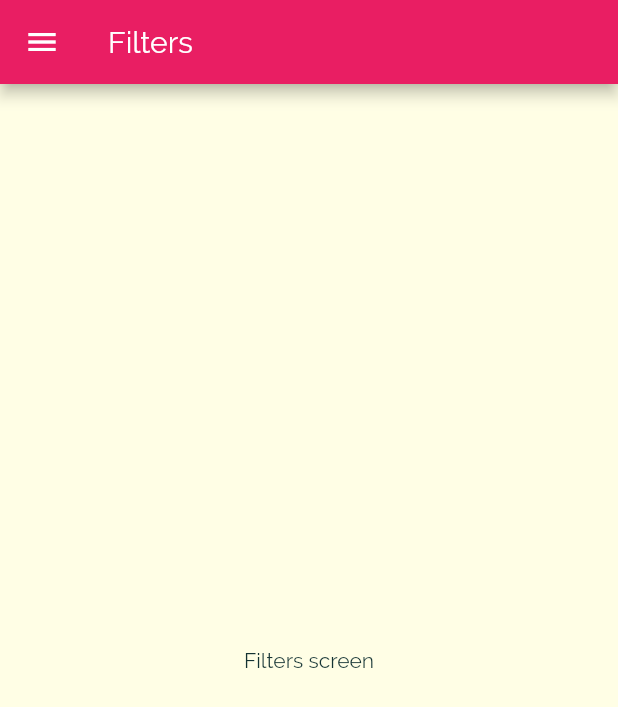
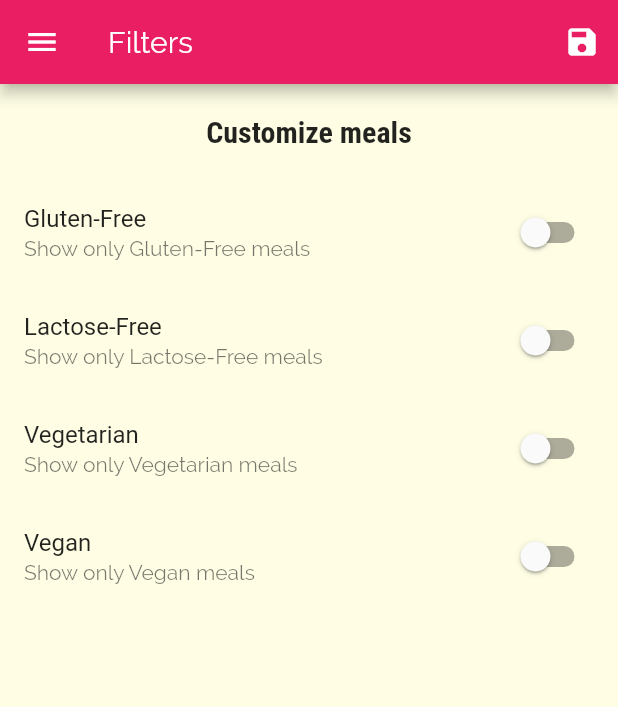
Before and after one commit to axe76/Flutter-Trials, a Flutter app: the FiltersScreen screen opened by its route, on a phone screen of 412 x 824 dp. Shown: the top 707 px of the screen. Run offline on Flutter 3.47's test engine with Material 2 defaults, Android fonts, the phone set to English and light mode, and no system bars.

Commit message:
Added Favourites and filtering

```diff
--- a/meals_app/lib/main.dart
+++ b/meals_app/lib/main.dart
@@ -1,5 +1,7 @@
 import 'package:flutter/material.dart';
 
+import './dummy_data.dart';
+import './models/meal.dart';
 import './screens/filters_screen.dart';
 import './screens/tabs_screen.dart';
 import './screens/meal_detail_screen.dart';
@@ -10,7 +12,63 @@ void main() {
   runApp(MyApp());
 }
 
-class MyApp extends StatelessWidget {
+class MyApp extends StatefulWidget {
+  @override
+  _MyAppState createState() => _MyAppState();
+}
+
+class _MyAppState extends State<MyApp> {
+  Map<String,bool> _filters = {
+    'glutenFree':false,
+    'lactoseFree':false,
+    'vegetarian':false,
+    'vegan':false
+  };
+
+  List<Meal> _availableMeals = DUMMY_MEALS;
+  List<Meal> _favouriteMeals = [];
+
+  void _setFilters(Map<String,bool> newFilters){
+    setState(() {
+      _filters = newFilters;
+
+      _availableMeals = DUMMY_MEALS.where(
+        (meal) {
+          if(_filters['glutenFree'] && !meal.isGlutenFree){
+            return false;
+          }
+          if(_filters['lactoseFree'] && !meal.isLactoseFree){
+            return false;
+          }
+          if(_filters['vegetarian'] && !meal.isVegetarian){
+            return false;
+          }
+          if(_filters['vegan'] && !meal.isVegan){
+            return false;
+          }
+          return true;
+        }
+        ).toList();
+    });
+  }
+
+  void _toggleFavourite(String mealId){
+    final existingIndex = _favouriteMeals.indexWhere((meal) => meal.id==mealId);
+    if(existingIndex>=0){
+      setState(() {
+        _favouriteMeals.removeAt(existingIndex);
+      });
+    }else{
+      setState(() {
+        _favouriteMeals.add(DUMMY_MEALS.firstWhere((meal) => meal.id==mealId));
+      });
+    }
+  }
+
+  bool _isMealFavourite(String mealId){
+    return _favouriteMeals.any((meal) => meal.id == mealId);
+  }
+
   @override
   Widget build(BuildContext context) {
     return MaterialApp(
@@ -37,16 +95,16 @@ class MyApp extends StatelessWidget {
       ),
       //home: TabsScreen(),
       routes: {
-        '/': (ctx) => TabsScreen(),//default home
-        CategoryMeals.routeName: (ctx) => CategoryMeals(),
-        MealDetail.routeName: (ctx) => MealDetail(),
-        FiltersScreen.routeName: (ctx)=>FiltersScreen(),
+        '/': (ctx) => TabsScreen(_favouriteMeals),//default home
+        CategoryMeals.routeName: (ctx) => CategoryMeals(_availableMeals),
+        MealDetail.routeName: (ctx) => MealDetail(_isMealFavourite,_toggleFavourite),
+        FiltersScreen.routeName: (ctx)=>FiltersScreen(_filters,_setFilters),
       },
       onGenerateRoute: (settings){//in case a route that hasnt been registered is accessed
-        return MaterialPageRoute(builder: (ctx)=>CategoryMeals());
+        return MaterialPageRoute(builder: (ctx)=>CategoryMeals(_availableMeals));
       },
       onUnknownRoute: (settings){//LAST CASE SCENARIO IF FLUTTER doesnt have a page to build
-        return MaterialPageRoute(builder: (ctx)=>CategoryMeals());
+        return MaterialPageRoute(builder: (ctx)=>CategoryMeals(_availableMeals));
       },
     );
   }
--- a/meals_app/lib/screens/filters_screen.dart
+++ b/meals_app/lib/screens/filters_screen.dart
@@ -2,18 +2,118 @@ import 'package:flutter/material.dart';
 
 import '../widgets/main_drawer.dart';
 
-class FiltersScreen extends StatelessWidget {
+class FiltersScreen extends StatefulWidget {
   static const routeName = '/filters-screen';
 
+  final Function saveFilters;
+
+  final Map<String,bool> currentFilters;
+
+  FiltersScreen(this.currentFilters,this.saveFilters);
+
+  @override
+  _FiltersScreenState createState() => _FiltersScreenState();
+}
+
+class _FiltersScreenState extends State<FiltersScreen> {
+  bool _glutenFree = false;
+  bool _lactoseFree = false;
+  bool _vegetarian = false;
+  bool _vegan = false;
+
+  @override
+  initState(){
+    _glutenFree = widget.currentFilters['glutenFree'];
+    _lactoseFree = widget.currentFilters['lactoseFree'];
+    _vegetarian = widget.currentFilters['vegetarian'];
+    _vegan = widget.currentFilters['vegan'];
+    super.initState();
+
+  }
+
+  Widget _buildSwitchListTile(String title, String description, bool currentVal, Function onChange){
+    return SwitchListTile(
+                  title: Text(title),
+                  subtitle: Text(description),
+                  value: currentVal,
+                  onChanged: onChange);
+  }
 
   @override
   Widget build(BuildContext context) {
     return Scaffold(
-      appBar: AppBar(title: Text('Filters'),),
+      appBar: AppBar(
+        title: Text('Filters'),
+        actions: [
+          IconButton(
+            icon: Icon(Icons.save),
+            onPressed: (){
+              Map<String,bool> newFilters = {
+                'glutenFree':_glutenFree,
+                'lactoseFree':_lactoseFree,
+                'vegetarian':_vegetarian,
+                'vegan':_vegan
+              };
+              widget.saveFilters(newFilters);
+            },
+            )
+        ],
+        ),
       drawer: MainDrawer(),
-      body:Center(
-      child: Text('Filters screen'),
-    )
-  );
+      body:Column(
+        children:[
+          Container(
+            padding: EdgeInsets.all(20),
+            child: Text('Customize meals',style: Theme.of(context).textTheme.title,)
+          ),
+          Expanded(
+            child: ListView(
+              children: [
+                _buildSwitchListTile(
+                  'Gluten-Free',
+                  'Show only Gluten-Free meals',
+                  _glutenFree,
+                  (newVal){
+                    setState(() {
+                      _glutenFree = newVal;
+                    });
+                  }
+                ),
+                _buildSwitchListTile(
+                  'Lactose-Free',
+                  'Show only Lactose-Free meals',
+                  _lactoseFree,
+                  (newVal){
+                    setState(() {
+                      _lactoseFree = newVal;
+                    });
+                  }
+                ),
+                _buildSwitchListTile(
+                  'Vegetarian',
+                  'Show only Vegetarian meals',
+                  _vegetarian,
+                  (newVal){
+                    setState(() {
+                      _vegetarian= newVal;
+                    });
+                  }
+                ),
+                _buildSwitchListTile(
+                  'Vegan',
+                  'Show only Vegan meals',
+                  _vegan,
+                  (newVal){
+                    setState(() {
+                      _vegan = newVal;
+                    });
+                  }
+                ),
+              ],
+            )
+          )
+        ]
+      ),
+    );
   }
 }
--- a/meals_app/lib/widgets/meal_item.dart
+++ b/meals_app/lib/widgets/meal_item.dart
@@ -10,7 +10,6 @@ class MealItem extends StatelessWidget {
   final int duration;
   final Complexity complexity;
   final Affordability affordability;
-  final Function removeItem;
 
   String get complexityText{
     switch(complexity){
@@ -50,8 +49,7 @@ class MealItem extends StatelessWidget {
     @required this.affordability,
     @required this.imgUrl,
     @required this.complexity,
-    @required this.duration,
-    @required this.removeItem});
+    @required this.duration,});
 
   void selectMeal(BuildContext ctx){
     Navigator.of(ctx).pushNamed(
@@ -59,7 +57,7 @@ class MealItem extends StatelessWidget {
       arguments: id
       ).then((id){
         if(id!=null){
-          removeItem(id);
+          //removeItem(id);
         }
       });
     //then here recieves data from whenever we navigate back from the pushed page in the app
```
Also changed, not shown: meals_app/lib/screens/category_meals_screen.dart (+6 -2 lines), meals_app/lib/screens/favourites_screen.dart (+23 -3 lines), meals_app/lib/screens/meal_detail_screen.dart (+10 -4 lines), meals_app/lib/screens/tabs_screen.dart (+15 -4 lines).
